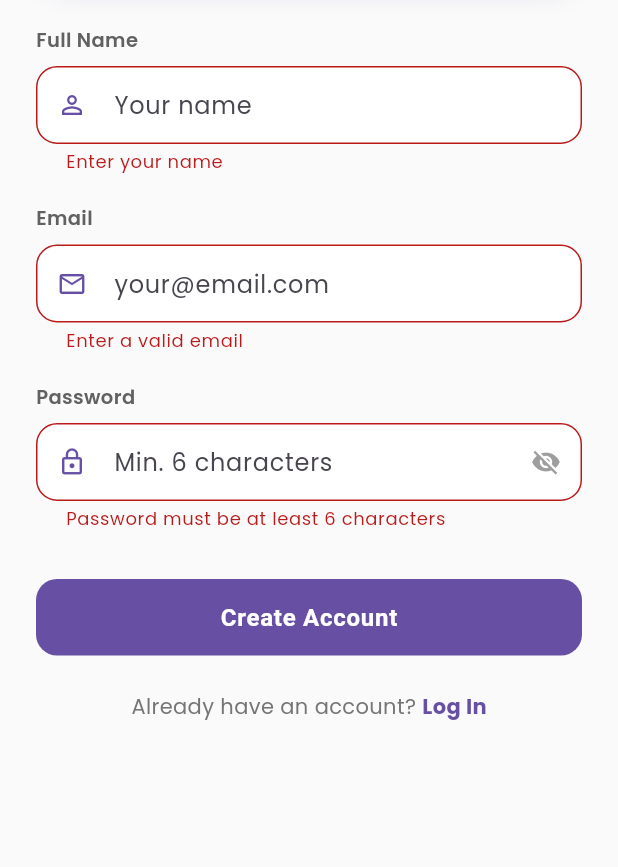
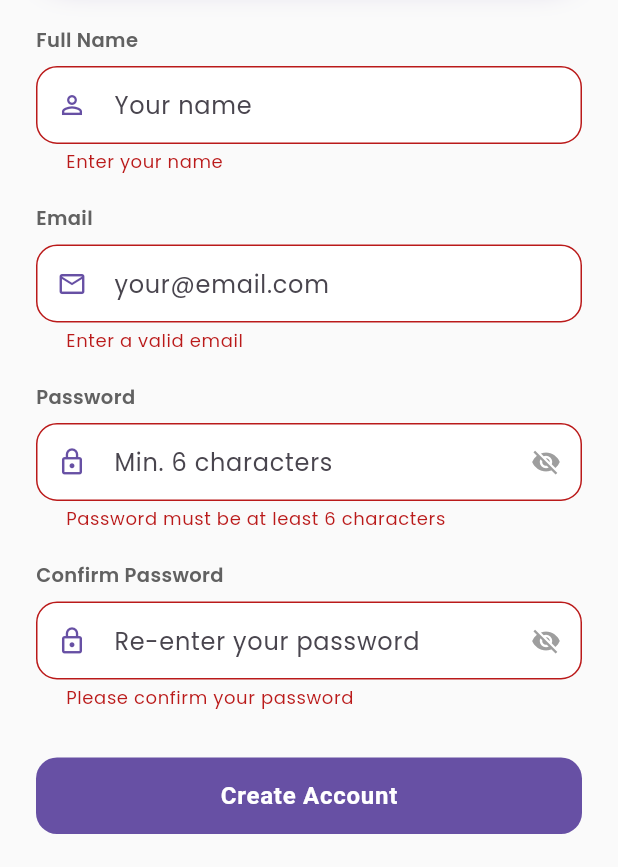
Before and after one commit to MAZPRO2003/Alray, a Flutter app: the SignUpScreen screen opened by its route, after a tap on "Create Account", on a phone screen of 412 x 824 dp, the part 369-1236 px from its top. Run offline on Flutter 3.47's test engine with Material 3 defaults, Android fonts, the phone set to English and light mode, and no system bars; drawn by our look-alikes of flutter_animate; our stand-ins replace cloud_firestore, firebase_auth, firebase_core, fl_chart, flutter_contacts, flutter_local_notifications and 12 more; missing offline and left inert: flutter_background_service, phone_state; accounts and stored records are empty.

Commit message:
Add confirm password field and double-tap to exit

```diff
--- a/lib/screens/signup_screen.dart
+++ b/lib/screens/signup_screen.dart
@@ -16,8 +16,19 @@ class _SignUpScreenState extends State<SignUpScreen> {
   final _nameController = TextEditingController();
   final _emailController = TextEditingController();
   final _passwordController = TextEditingController();
+  final _confirmPasswordController = TextEditingController();
   bool _isLoading = false;
   bool _isPasswordVisible = false;
+  bool _isConfirmPasswordVisible = false;
+
+  @override
+  void dispose() {
+    _nameController.dispose();
+    _emailController.dispose();
+    _passwordController.dispose();
+    _confirmPasswordController.dispose();
+    super.dispose();
+  }
 
   Future<void> _signUp() async {
     if (!_formKey.currentState!.validate()) return;
@@ -270,6 +281,74 @@ class _SignUpScreenState extends State<SignUpScreen> {
                       : null,
                 ).animate().fade(delay: 200.ms).slideY(begin: 0.1, end: 0),
 
+                const SizedBox(height: 20),
+
+                // Confirm Password field
+                Text(
+                  'Confirm Password',
+                  style: TextStyle(
+                    fontSize: 13,
+                    fontWeight: FontWeight.w600,
+                    color: Colors.grey.shade700,
+                  ),
+                ),
+                const SizedBox(height: 8),
+                TextFormField(
+                  controller: _confirmPasswordController,
+                  obscureText: !_isConfirmPasswordVisible,
+                  decoration: InputDecoration(
+                    hintText: 'Re-enter your password',
+                    prefixIcon: Icon(
+                      Icons.lock_outline,
+                      color: colorScheme.primary,
+                      size: 20,
+                    ),
+                    suffixIcon: IconButton(
+                      icon: Icon(
+                        _isConfirmPasswordVisible
+                            ? Icons.visibility
+                            : Icons.visibility_off,
+                        color: Colors.grey.shade500,
+                        size: 20,
+                      ),
+                      onPressed: () => setState(
+                        () => _isConfirmPasswordVisible =
+                            !_isConfirmPasswordVisible,
+                      ),
+                    ),
+                    filled: true,
+                    fillColor: Colors.white,
+                    border: OutlineInputBorder(
+                      borderRadius: BorderRadius.circular(14),
+                      borderSide: BorderSide(color: Colors.grey.shade200),
+                    ),
+                    enabledBorder: OutlineInputBorder(
+                      borderRadius: BorderRadius.circular(14),
+                      borderSide: BorderSide(color: Colors.grey.shade200),
+                    ),
+                    focusedBorder: OutlineInputBorder(
+                      borderRadius: BorderRadius.circular(14),
+                      borderSide: BorderSide(
+                        color: colorScheme.primary,
+                        width: 1.5,
+                      ),
+                    ),
+                    contentPadding: const EdgeInsets.symmetric(
+                      horizontal: 16,
+                      vertical: 14,
+                    ),
+                  ),
+                  validator: (v) {
+                    if (v == null || v.isEmpty) {
+                      return 'Please confirm your password';
+                    }
+                    if (v != _passwordController.text) {
+                      return 'Passwords do not match';
+                    }
+                    return null;
+                  },
+                ).animate().fade(delay: 225.ms).slideY(begin: 0.1, end: 0),
+
                 const SizedBox(height: 32),
 
                 // Sign up button
```
Also changed, not shown: lib/screens/main_tab_screen.dart (+52 -6 lines).
